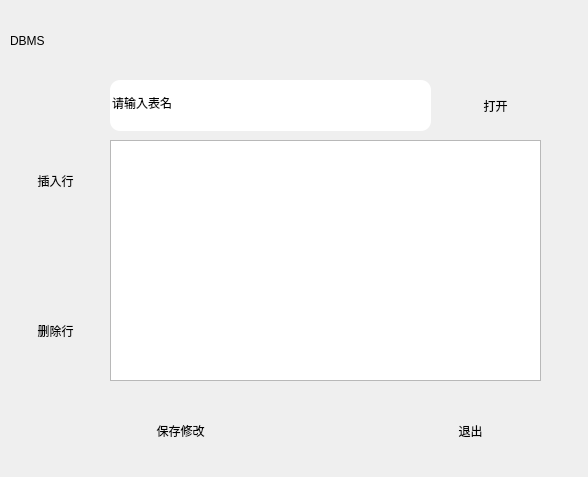
The window that dataoperation.ui (jy-080610/DBMS) describes before a commit, drawn with Qt 5.
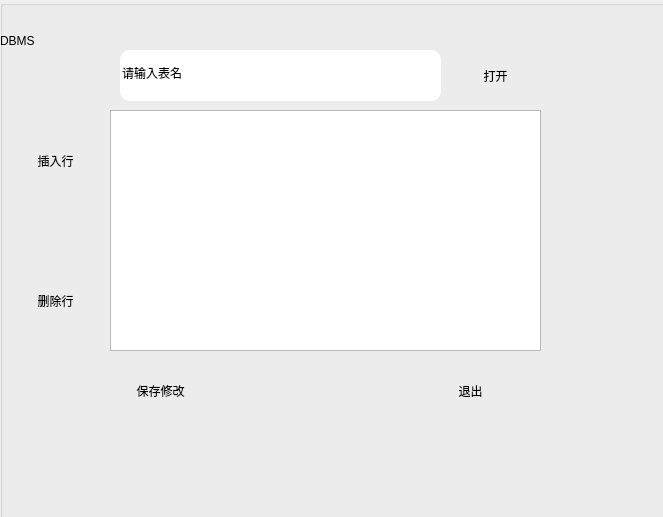
The same window after the commit. Icons and pictures are not drawn.

Commit message: 界面美化

Patch:
```diff
--- a/dataoperation.ui
+++ b/dataoperation.ui
@@ -6,8 +6,8 @@
    <rect>
     <x>0</x>
     <y>0</y>
-    <width>588</width>
-    <height>477</height>
+    <width>663</width>
+    <height>517</height>
    </rect>
   </property>
   <property name="windowTitle">
@@ -17,11 +17,23 @@
    <string notr="true">font: 10pt &quot;方正粗黑宋简体&quot;;
 background-image: url(:/picture/88.jpg);</string>
   </property>
+  <widget class="QGroupBox" name="groupBox">
+   <property name="geometry">
+    <rect>
+     <x>0</x>
+     <y>0</y>
+     <width>671</width>
+     <height>531</height>
+    </rect>
+   </property>
+   <property name="title">
+    <string/>
+   </property>
   <widget class="QLineEdit" name="path">
    <property name="geometry">
     <rect>
-     <x>110</x>
-     <y>80</y>
+      <x>120</x>
+      <y>50</y>
      <width>321</width>
      <height>51</height>
     </rect>
@@ -45,7 +57,7 @@
    <property name="geometry">
     <rect>
      <x>450</x>
-     <y>80</y>
+      <y>50</y>
      <width>91</width>
      <height>51</height>
     </rect>
@@ -64,57 +76,11 @@
     <string>打开</string>
    </property>
   </widget>
-  <widget class="QPushButton" name="pushButton_insert">
-   <property name="geometry">
-    <rect>
-     <x>10</x>
-     <y>140</y>
-     <width>91</width>
-     <height>81</height>
-    </rect>
-   </property>
-   <property name="styleSheet">
-    <string notr="true">QPushButton {
-  
- border-color: rgb(93, 171, 255);
-    border-radius: 20px;
-    border-style: outset;
- 
- background-image: url(:/picture/b3.jpg);
-    }</string>
-   </property>
-   <property name="text">
-    <string>插入行</string>
-   </property>
-  </widget>
-  <widget class="QPushButton" name="pushButton_delete">
-   <property name="geometry">
-    <rect>
-     <x>10</x>
-     <y>290</y>
-     <width>91</width>
-     <height>81</height>
-    </rect>
-   </property>
-   <property name="styleSheet">
-    <string notr="true">QPushButton {
-  
- border-color: rgb(93, 171, 255);
-    border-radius: 20px;
-    border-style: outset;
- 
- background-image: url(:/picture/b3.jpg);
-    }</string>
-   </property>
-   <property name="text">
-    <string>删除行</string>
-   </property>
-  </widget>
   <widget class="QTableWidget" name="tableWidget">
    <property name="geometry">
     <rect>
      <x>110</x>
-     <y>140</y>
+      <y>110</y>
      <width>431</width>
      <height>241</height>
     </rect>
@@ -123,11 +89,57 @@
     <string notr="true">background-image: url(:/picture/88.jpg);</string>
    </property>
   </widget>
+   <widget class="QPushButton" name="pushButton_insert">
+    <property name="geometry">
+     <rect>
+      <x>10</x>
+      <y>120</y>
+      <width>91</width>
+      <height>81</height>
+     </rect>
+    </property>
+    <property name="styleSheet">
+     <string notr="true">QPushButton {
+  
+ border-color: rgb(93, 171, 255);
+    border-radius: 20px;
+    border-style: outset;
+ 
+ background-image: url(:/picture/b3.jpg);
+    }</string>
+    </property>
+    <property name="text">
+     <string>插入行</string>
+    </property>
+   </widget>
+   <widget class="QPushButton" name="pushButton_delete">
+    <property name="geometry">
+     <rect>
+      <x>10</x>
+      <y>260</y>
+      <width>91</width>
+      <height>81</height>
+     </rect>
+    </property>
+    <property name="styleSheet">
+     <string notr="true">QPushButton {
+  
+ border-color: rgb(93, 171, 255);
+    border-radius: 20px;
+    border-style: outset;
+ 
+ background-image: url(:/picture/b3.jpg);
+    }</string>
+    </property>
+    <property name="text">
+     <string>删除行</string>
+    </property>
+   </widget>
   <widget class="QPushButton" name="pushButton_save">
    <property name="geometry">
     <rect>
-     <x>110</x>
-     <y>400</y>
+      <x>90</x>
+      <y>360</y>
      <width>141</width>
      <height>61</height>
     </rect>
@@ -150,7 +162,7 @@
    <property name="geometry">
     <rect>
      <x>410</x>
-     <y>400</y>
+      <y>360</y>
      <width>121</width>
      <height>61</height>
     </rect>
@@ -172,9 +184,9 @@
   <widget class="QLabel" name="label_2">
    <property name="geometry">
     <rect>
-     <x>10</x>
+      <x>0</x>
      <y>10</y>
-     <width>131</width>
+      <width>111</width>
      <height>61</height>
     </rect>
    </property>
@@ -184,6 +196,7 @@
    <property name="text">
     <string>DBMS</string>
    </property>
+   </widget>
   </widget>
  </widget>
  <resources>
```
Lines whose indentation alone changed are shown as unchanged. The commit also changes 3 other files.
